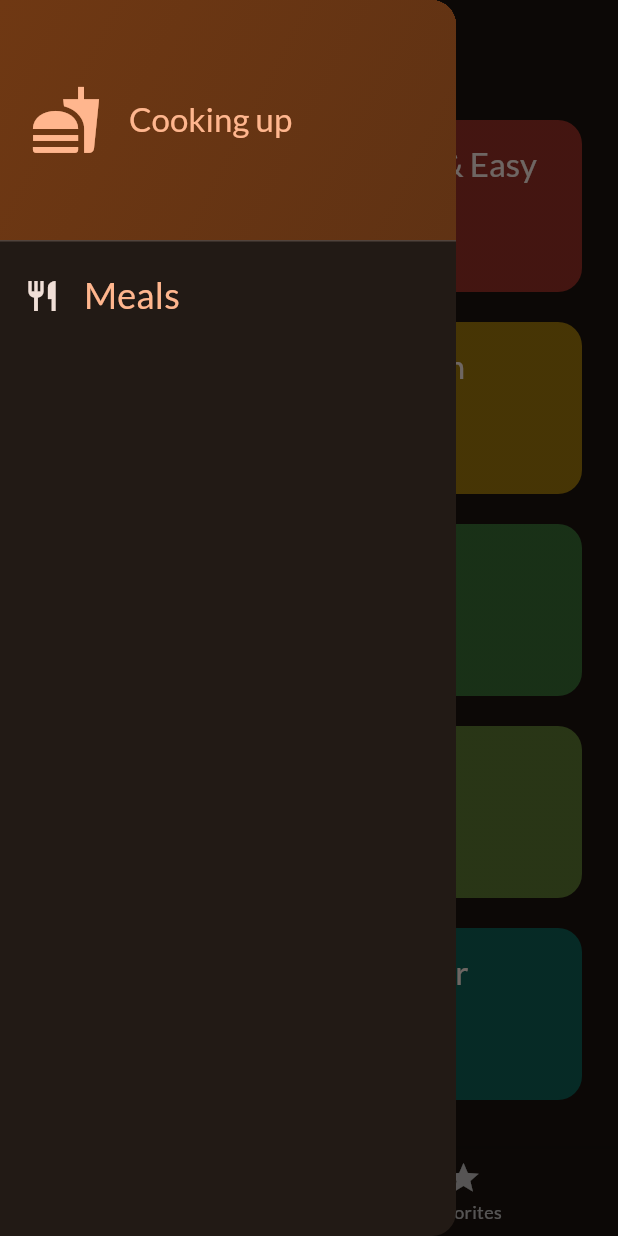
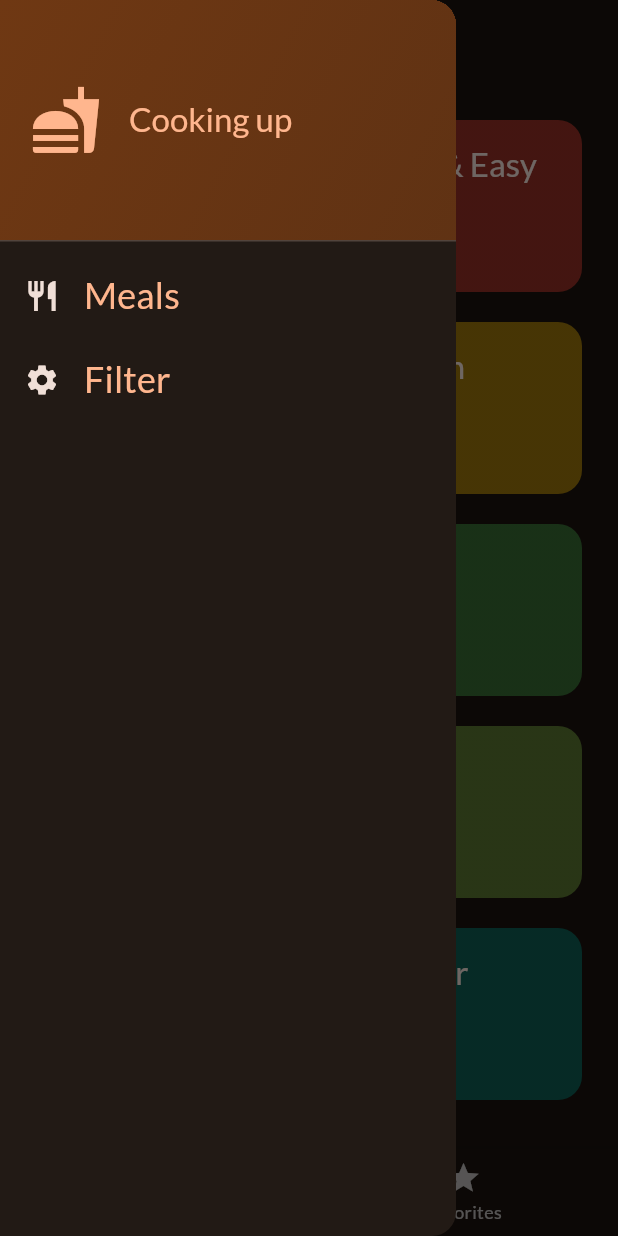
Before and after one commit to Ayomikuolatunji/meal-app, a Flutter app: the screen it shows after launch, with the side drawer open, on a phone screen of 412 x 824 dp. Run offline on Flutter 3.47's test engine with Material 3 defaults, Android fonts, the phone set to English and light mode, and no system bars; our stand-ins replace google_fonts, transparent_image.

Commit message:
What: drawer

```diff
--- a/lib/screens/tab_screen.dart
+++ b/lib/screens/tab_screen.dart
@@ -23,13 +23,22 @@ class _TabsScreenState extends State<TabsScreen> {
     });
   }
 
+  void _onSetScreen(Identifier identifier) {
+    if (identifier == Identifier.filters) {
+    } else {
+      Navigator.pop(context);
+    }
+  }
+
   @override
   Widget build(BuildContext context) {
     return Scaffold(
       appBar: AppBar(
         title: Text(activatePageTitle),
       ),
-      drawer: const MainDrawer(),
+      drawer: MainDrawer(
+        onSelectScreen: _onSetScreen,
+      ),
       body: _selectedPageIndex == 0
           ? const CategoriesScreen()
           : const FavoritesScreen(),
--- a/lib/widgets/main_drawer.dart
+++ b/lib/widgets/main_drawer.dart
@@ -1,7 +1,11 @@
 import 'package:flutter/material.dart';
 
+enum Identifier { meals, filters }
+
 class MainDrawer extends StatelessWidget {
-  const MainDrawer({super.key});
+  const MainDrawer({super.key, required this.onSelectScreen});
+
+  final void Function(Identifier identifier) onSelectScreen;
 
   @override
   Widget build(BuildContext context) {
@@ -43,6 +47,23 @@ class MainDrawer extends StatelessWidget {
             style: Theme.of(context).textTheme.titleSmall!.copyWith(
                 color: Theme.of(context).colorScheme.primary, fontSize: 24),
           ),
+          onTap: () {
+            onSelectScreen(Identifier.meals);
+          },
+        ),
+        ListTile(
+          leading: Icon(
+            Icons.settings,
+            color: Theme.of(context).colorScheme.onBackground,
+          ),
+          title: Text(
+            "Filter",
+            style: Theme.of(context).textTheme.titleSmall!.copyWith(
+                color: Theme.of(context).colorScheme.primary, fontSize: 24),
+          ),
+          onTap: () {
+            onSelectScreen(Identifier.filters);
+          },
         )
       ],
     ));
```
